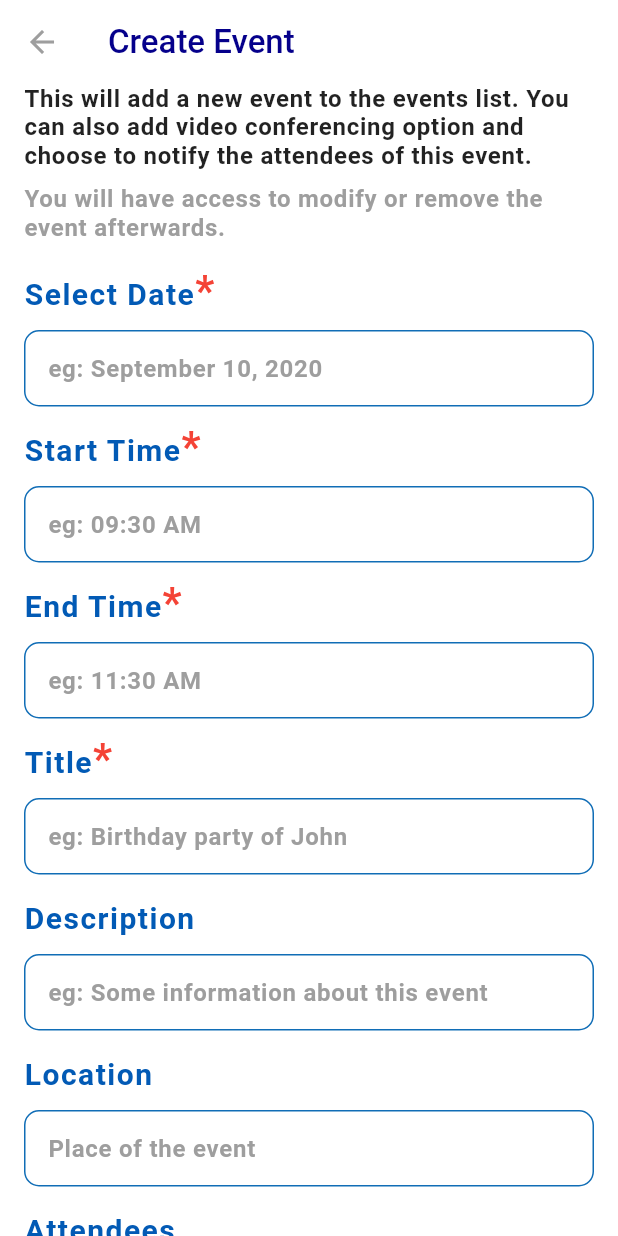
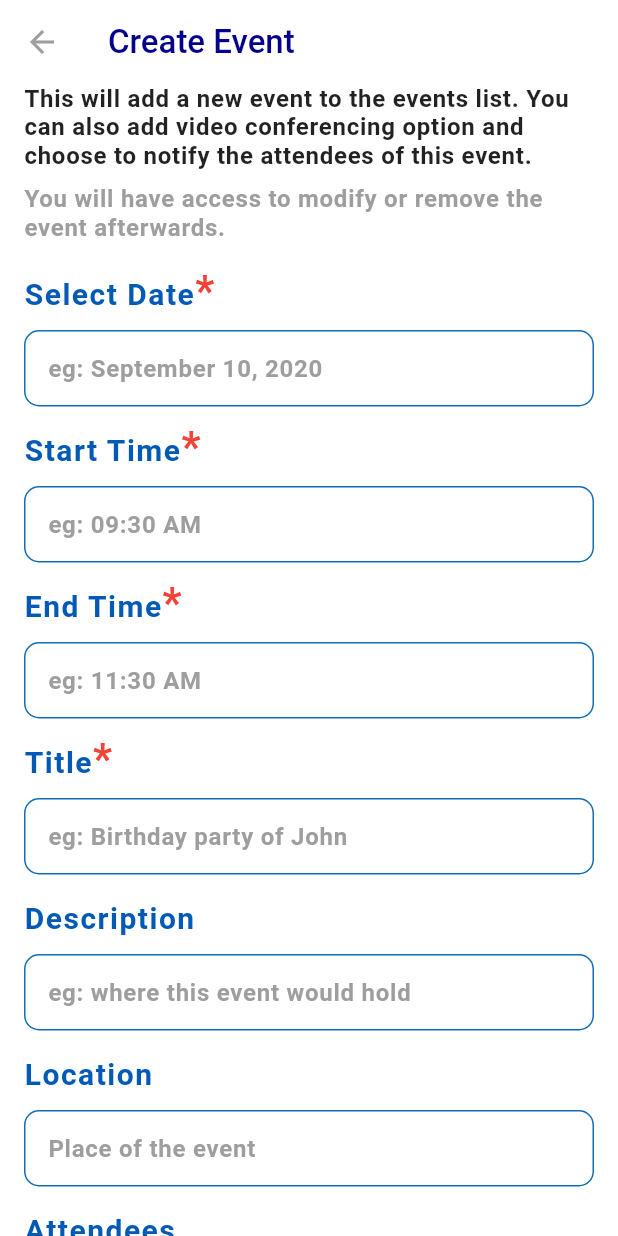
Before and after one commit to Asfemi/timemix, a Flutter app: the CreateEventScreen screen opened directly, on a phone screen of 412 x 824 dp. Run offline on Flutter 3.47's test engine with Material 2 defaults, Android fonts, the phone set to English and light mode, and no system bars; our stand-ins replace cloud_firestore, easy_splash_screen, firebase_auth, firebase_core, flutter_expandable_fab, google_sign_in and 1 more; missing offline and left inert: extension_google_sign_in_as_googleapis_auth, googleapis; accounts and stored records are empty; Roboto replaces fonts that are missing (Raleway).

Commit message:
more on one screen bug

```diff
--- a/lib/screens/create_event_screen.dart
+++ b/lib/screens/create_event_screen.dart
@@ -417,6 +417,7 @@ class _CreateEventScreenState extends State<CreateEventScreen> {
                     EventTextField(
                       context: context,
                       focusNode: textFocusNodeDesc,
+                      focusNode2: textFocusNodeLocation,
                       controller: textControllerDesc,
                       onchanged: (value) {
                         setState(() {
@@ -424,7 +425,7 @@ class _CreateEventScreenState extends State<CreateEventScreen> {
                         });
                       },
                       decoration: kEventTextFieldDecoration.copyWith(
-                        hintText: 'eg: Some information about this event',
+                        hintText: 'eg: where this event would hold',
                       ),
                     ),
                     const SizedBox(height: 10),
@@ -455,6 +456,7 @@ class _CreateEventScreenState extends State<CreateEventScreen> {
                     EventTextField(
                       context: context,
                       focusNode: textFocusNodeLocation,
+                      focusNode2: textFocusNodeAttendee,
                       controller: textControllerLocation,
                       onchanged: (value) {
                         setState(() {
```
